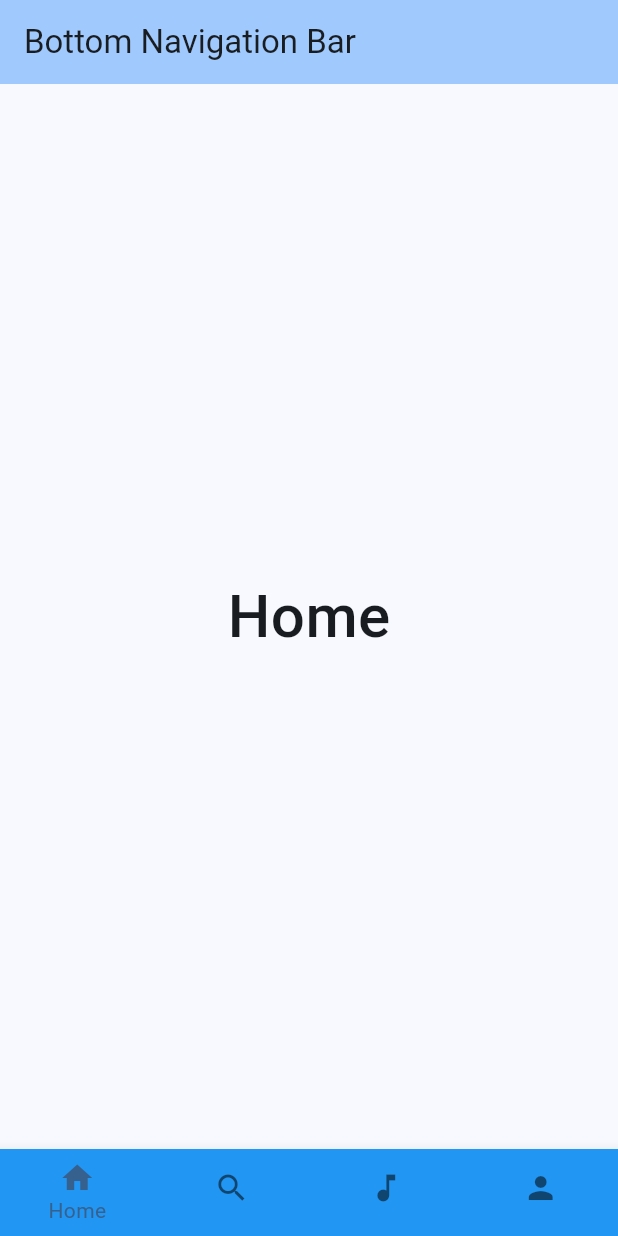
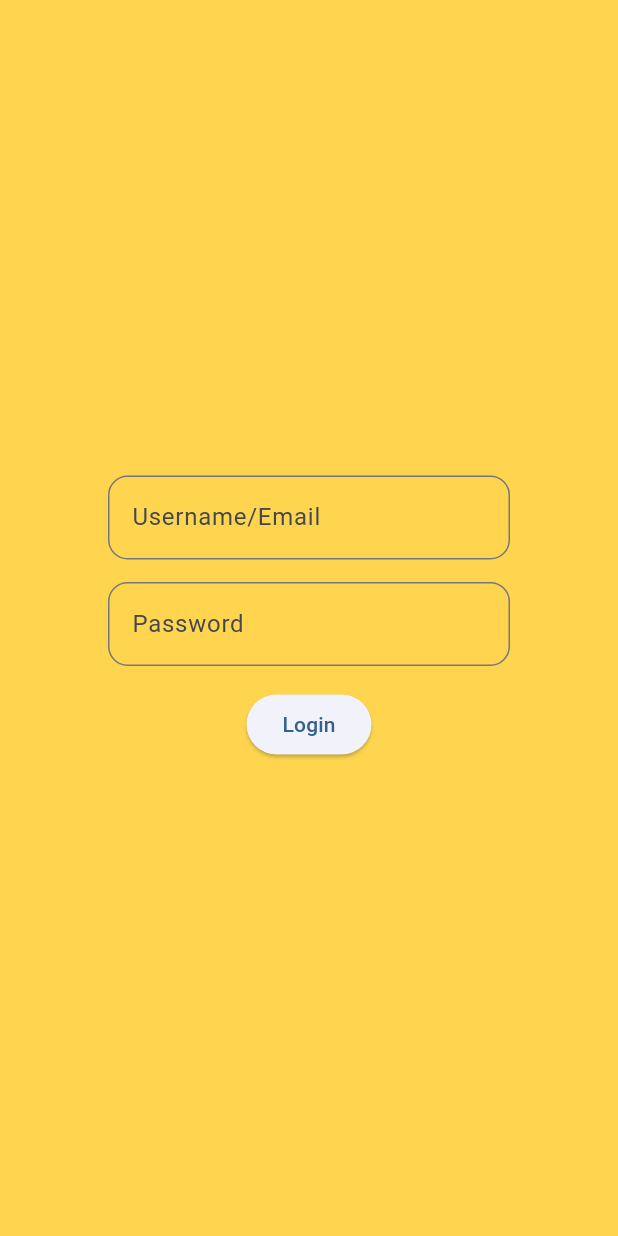
Before and after one commit to mukhtar011/Bottom_Navigation_Bar, a Flutter app: the screen it shows after launch, on a phone screen of 412 x 824 dp. Run offline on Flutter 3.47's test engine with Material 3 defaults, Android fonts, the light colour scheme and no system bars; our stand-ins replace shared_preferences.

Commit message:
Final Commit

```diff
--- /dev/null
+++ b/lib/LoginPage.dart
@@ -0,0 +1,77 @@
+import 'package:flutter/cupertino.dart';
+import 'package:flutter/material.dart';
+import 'package:navigation_bar/main.dart';
+import 'package:shared_preferences/shared_preferences.dart';
+
+class LoginPage extends StatefulWidget {
+  @override
+  State<LoginPage> createState() => LoginPageState();
+
+
+}
+
+class LoginPageState extends State<LoginPage> {
+  var uUserController = TextEditingController();
+  var uPassController = TextEditingController();
+  @override
+  Widget build(BuildContext context) {
+    return Scaffold(
+
+      body: Container(
+        color: Colors.amber.shade300,
+        child: Center(
+          child: Container(
+            width: 300,
+            child: Padding(
+              padding: const EdgeInsets.all(16.0),
+              child: Column(
+                mainAxisAlignment: MainAxisAlignment.center,
+                children: [
+                  TextField(
+                    controller: uUserController,
+                    decoration: InputDecoration(
+                        labelText: 'Username/Email',
+                        border: OutlineInputBorder(
+                          borderRadius: BorderRadius.circular(13),
+                        )
+
+
+                    ),
+                  ),
+                  SizedBox(height: 15.0,),
+                  TextField(
+                    controller: uPassController,
+                    decoration: InputDecoration(
+                        labelText: 'Password',
+                        border: OutlineInputBorder(
+                          borderRadius: BorderRadius.circular(13),
+                        )
+                    ),
+                    obscureText: true,
+                  ),
+                  SizedBox(height: 15.0,),
+                  ElevatedButton(
+                    onPressed: () async {
+                      var user = uUserController.text.toString();
+                      var pass = uPassController.text.toString();
+                      var sharedPref = await SharedPreferences.getInstance();
+                      sharedPref.setBool(SplashScreenState.KEYLOGIN, true);
+
+                      Navigator.push(context, MaterialPageRoute(builder: (context) => MyHomePage(title: 'My Home',),
+                      ));
+                      print('Login Button Pressed');
+                    }, child: Text('Login',),
+
+                  )
+                ],
+              ),
+            ),
+          ),
+        ),
+      ),
+
+
+    );
+
+  }
+}
--- a/pubspec.yaml
+++ b/pubspec.yaml
@@ -35,6 +35,7 @@ dependencies:
   # The following adds the Cupertino Icons font to your application.
   # Use with the CupertinoIcons class for iOS style icons.
   cupertino_icons: ^1.0.2
+  shared_preferences: ^2.0.15
 
 dev_dependencies:
   flutter_test:
```
Also changed, not shown: lib/main.dart (+67 -4 lines), pubspec.lock, 1 other file.
